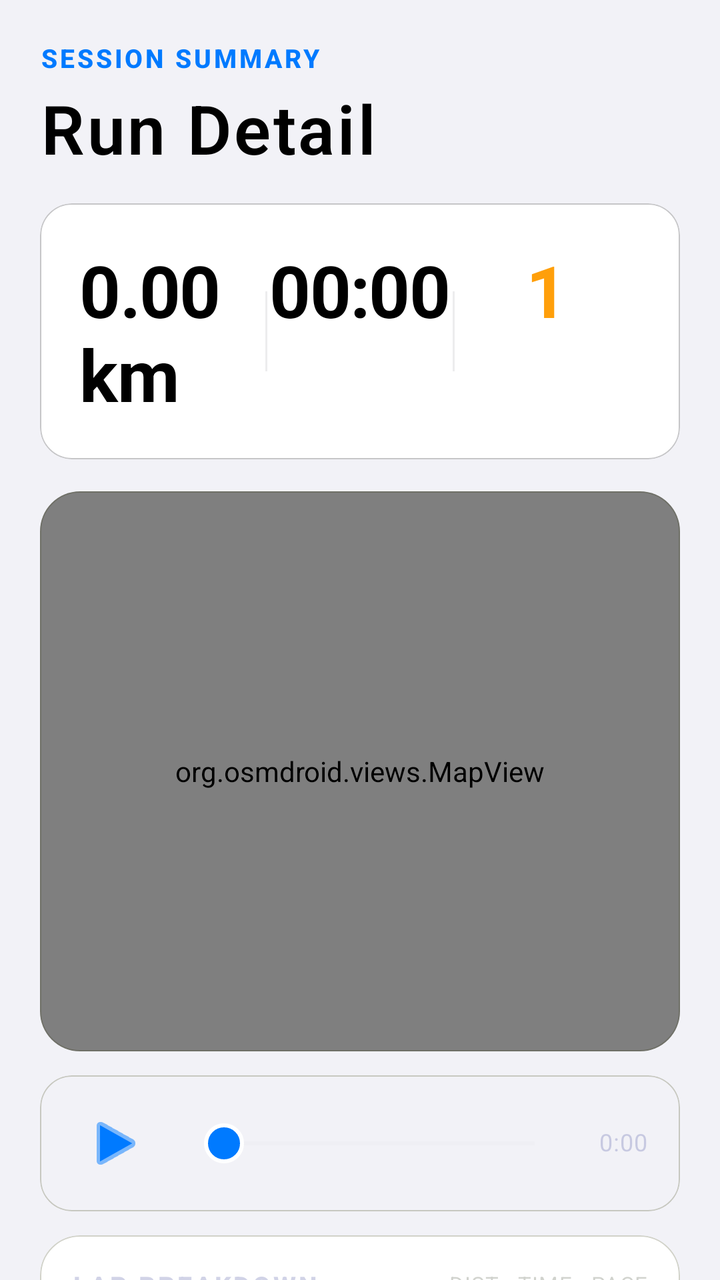
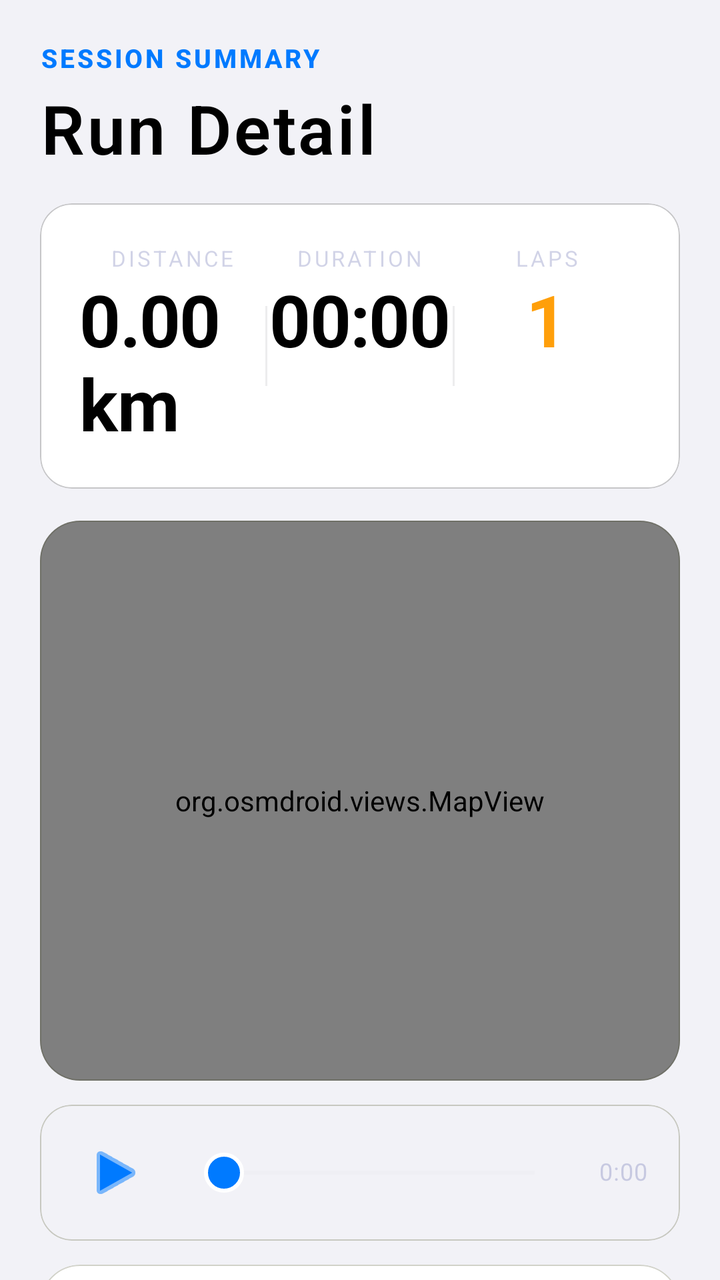

Compare the two renders of this Android layout. The source of the first and the diff that turns it into the second are given below.
<!-- AndroidManifest.xml: application theme Theme.ShameTracker -->
<!-- res/layout/fragment_session_detail.xml -->
<?xml version="1.0" encoding="utf-8"?>
<androidx.core.widget.NestedScrollView
    xmlns:android="http://schemas.android.com/apk/res/android"
    xmlns:app="http://schemas.android.com/apk/res-auto"
    xmlns:tools="http://schemas.android.com/tools"
    android:layout_width="match_parent"
    android:layout_height="match_parent"
    android:background="@color/background"
    android:fillViewport="true"
    android:clipToPadding="false"
    android:paddingBottom="32dp">

    <androidx.constraintlayout.widget.ConstraintLayout
        android:layout_width="match_parent"
        android:layout_height="wrap_content"
        android:paddingHorizontal="20dp"
        android:paddingTop="20dp">

        
        <LinearLayout
            android:id="@+id/headerDetail"
            android:layout_width="match_parent"
            android:layout_height="wrap_content"
            android:orientation="vertical"
            app:layout_constraintTop_toTopOf="parent"
            app:layout_constraintStart_toStartOf="parent"
            app:layout_constraintEnd_toEndOf="parent">

            <TextView
                android:layout_width="wrap_content"
                android:layout_height="wrap_content"
                style="@style/TextAppearance.ShameTracker.SectionTitle"
                android:text="SESSION SUMMARY"
                android:textColor="@color/system_blue" />

            <TextView
                android:id="@+id/tvDetailTitle"
                android:layout_width="wrap_content"
                android:layout_height="wrap_content"
                android:text="Run Detail"
                style="@style/TextAppearance.ShameTracker.LargeTitle"
                android:layout_marginTop="8dp" />
        </LinearLayout>

        
        <com.google.android.material.card.MaterialCardView
            android:id="@+id/cardMetrics"
            android:layout_width="match_parent"
            android:layout_height="wrap_content"
            android:layout_marginTop="16dp"
            style="@style/Widget.ShameTracker.SectionCard"
            app:layout_constraintTop_toBottomOf="@id/headerDetail"
            app:layout_constraintStart_toStartOf="parent"
            app:layout_constraintEnd_toEndOf="parent">

            <LinearLayout
                android:layout_width="match_parent"
                android:layout_height="wrap_content"
                android:orientation="vertical"
                android:padding="20dp">

                
                <LinearLayout
                    android:layout_width="match_parent"
                    android:layout_height="wrap_content"
                    android:orientation="horizontal"
                    android:baselineAligned="false"
                    android:weightSum="3">

                    
                    <LinearLayout
                        android:layout_width="0dp"
                        android:layout_height="wrap_content"
                        android:layout_weight="1"
                        android:orientation="vertical"
                        android:gravity="center">

                        <TextView
                            style="@style/TextAppearance.ShameTracker.MetricLabel"
                            android:text="DISTANCE" />

                        <TextView
                            android:id="@+id/tvDetailDistance"
                            android:layout_width="wrap_content"
                            android:layout_height="wrap_content"
                            android:text="0.00 km"
                            style="@style/TextAppearance.ShameTracker.LargeMetric"
                            android:layout_marginTop="4dp" />
                    </LinearLayout>

                    
                    <View
                        android:layout_width="1dp"
                        android:layout_height="40dp"
                        android:layout_gravity="center_vertical"
                        android:background="@color/separator_opaque"
                        android:alpha="0.3" />

                    
                    <LinearLayout
                        android:layout_width="0dp"
                        android:layout_height="wrap_content"
                        android:layout_weight="1"
                        android:orientation="vertical"
                        android:gravity="center">

                        <TextView
                            style="@style/TextAppearance.ShameTracker.MetricLabel"
                            android:text="DURATION" />

                        <TextView
                            android:id="@+id/tvDetailDuration"
                            android:layout_width="wrap_content"
                            android:layout_height="wrap_content"
                            android:text="00:00"
                            style="@style/TextAppearance.ShameTracker.LargeMetric"
                            android:layout_marginTop="4dp" />
                    </LinearLayout>

                    
                    <View
                        android:layout_width="1dp"
                        android:layout_height="40dp"
                        android:layout_gravity="center_vertical"
                        android:background="@color/separator_opaque"
                        android:alpha="0.3" />

                    
                    <LinearLayout
                        android:layout_width="0dp"
                        android:layout_height="wrap_content"
                        android:layout_weight="1"
                        android:orientation="vertical"
                        android:gravity="center">

                        <TextView
                            style="@style/TextAppearance.ShameTracker.MetricLabel"
                            android:text="LAPS" />

                        <TextView
                            android:id="@+id/tvDetailLaps"
                            android:layout_width="wrap_content"
                            android:layout_height="wrap_content"
                            android:text="1"
                            style="@style/TextAppearance.ShameTracker.LargeMetric"
                            android:textColor="@color/system_orange"
                            android:layout_marginTop="4dp" />
                    </LinearLayout>

                </LinearLayout>

                
                <TextView
                    android:id="@+id/tvDetailStats"
                    android:layout_width="match_parent"
                    android:layout_height="wrap_content"
                    android:visibility="gone" />
            </LinearLayout>
        </com.google.android.material.card.MaterialCardView>

        
        <com.google.android.material.card.MaterialCardView
            android:id="@+id/cardMapContainer"
            android:layout_width="match_parent"
            android:layout_height="280dp"
            android:layout_marginTop="16dp"
            style="@style/Widget.ShameTracker.GlassCard"
            app:layout_constraintTop_toBottomOf="@id/cardMetrics"
            app:layout_constraintStart_toStartOf="parent"
            app:layout_constraintEnd_toEndOf="parent">

            <org.osmdroid.views.MapView
                android:id="@+id/mapView"
                android:layout_width="match_parent"
                android:layout_height="match_parent" />
        </com.google.android.material.card.MaterialCardView>

        
        <com.google.android.material.card.MaterialCardView
            android:id="@+id/replayControls"
            android:layout_width="match_parent"
            android:layout_height="wrap_content"
            android:layout_marginTop="12dp"
            style="@style/Widget.ShameTracker.GlassCard.Subtle"
            app:layout_constraintTop_toBottomOf="@id/cardMapContainer"
            app:layout_constraintStart_toStartOf="parent"
            app:layout_constraintEnd_toEndOf="parent">

            <LinearLayout
                android:layout_width="match_parent"
                android:layout_height="wrap_content"
                android:orientation="horizontal"
                android:gravity="center_vertical"
                android:paddingHorizontal="16dp"
                android:paddingVertical="12dp">

                <ImageButton
                    android:id="@+id/btnReplayPlay"
                    android:layout_width="44dp"
                    android:layout_height="44dp"
                    android:background="@android:color/transparent"
                    android:src="@android:drawable/ic_media_play"
                    android:contentDescription="Play replay"
                    android:scaleType="centerInside"
                    android:tint="@color/system_blue" />

                <SeekBar
                    android:id="@+id/seekReplay"
                    android:layout_width="0dp"
                    android:layout_height="wrap_content"
                    android:layout_weight="1"
                    android:layout_marginHorizontal="16dp"
                    android:thumb="@drawable/seekbar_thumb"
                    android:progressTint="@color/system_blue"
                    android:progressBackgroundTint="@color/system_gray5" />

                <TextView
                    android:id="@+id/tvReplayTime"
                    android:layout_width="wrap_content"
                    android:layout_height="wrap_content"
                    style="@style/TextAppearance.ShameTracker.Caption1"
                    android:textColor="@color/label_tertiary"
                    android:text="0:00" />
            </LinearLayout>
        </com.google.android.material.card.MaterialCardView>

        
        <com.google.android.material.card.MaterialCardView
            android:id="@+id/bottomPanel"
            android:layout_width="match_parent"
            android:layout_height="wrap_content"
            android:layout_marginTop="12dp"
            android:minHeight="200dp"
            style="@style/Widget.ShameTracker.GlassCard"
            app:layout_constraintTop_toBottomOf="@id/replayControls"
            app:layout_constraintStart_toStartOf="parent"
            app:layout_constraintEnd_toEndOf="parent"
            app:layout_constraintBottom_toBottomOf="parent">

            <LinearLayout
                android:layout_width="match_parent"
                android:layout_height="match_parent"
                android:orientation="vertical"
                android:padding="16dp">

            <LinearLayout
                android:layout_width="match_parent"
                android:layout_height="wrap_content"
                android:orientation="horizontal"
                android:gravity="center_vertical"
                android:layout_marginBottom="12dp">

                <TextView
                    android:layout_width="0dp"
                    android:layout_height="wrap_content"
                    android:layout_weight="1"
                    style="@style/TextAppearance.ShameTracker.SectionTitle"
                    android:text="LAP BREAKDOWN" />

                <TextView
                    android:layout_width="wrap_content"
                    android:layout_height="wrap_content"
                    style="@style/TextAppearance.ShameTracker.Caption2"
                    android:text="DIST · TIME · PACE" />
            </LinearLayout>

            <androidx.recyclerview.widget.RecyclerView
                android:id="@+id/rvDetailLaps"
                android:layout_width="match_parent"
                android:layout_height="wrap_content"
                android:clipToPadding="false"
                android:paddingBottom="8dp" />
            </LinearLayout>
        </com.google.android.material.card.MaterialCardView>

    </androidx.constraintlayout.widget.ConstraintLayout>
</androidx.core.widget.NestedScrollView>
<!-- resources referenced by this layout -->
<resources>
  <color name="background">@color/system_grouped_background</color>
  <color name="label_tertiary">#3C3C4399</color>
  <color name="separator_opaque">#C6C6C8</color>
  <color name="system_blue">#007AFF</color>
  <color name="system_gray5">#E5E5EA</color>
  <color name="system_orange">#FF9F0A</color>
  <style name="TextAppearance.ShameTracker.Caption1" parent="TextAppearance.MaterialComponents.Caption">
          <item name="android:textSize">12sp</item>
          <item name="android:textColor">@color/label_tertiary</item>
          <item name="android:includeFontPadding">false</item>
      </style>
  <style name="TextAppearance.ShameTracker.Caption2" parent="TextAppearance.MaterialComponents.Caption">
          <item name="android:textSize">11sp</item>
          <item name="android:textColor">@color/label_quaternary</item>
          <item name="android:includeFontPadding">false</item>
      </style>
  <style name="TextAppearance.ShameTracker.MetricLabel" parent="TextAppearance.MaterialComponents.Caption">
          <item name="android:textSize">11sp</item>
          <item name="android:textColor">@color/label_tertiary</item>
          <item name="android:textAllCaps">true</item>
          <item name="android:letterSpacing">0.12</item>
      </style>
  <style name="Widget.ShameTracker.GlassCard.Subtle" parent="Widget.ShameTracker.GlassCard">
          <item name="cardCornerRadius">16dp</item>
          <item name="cardBackgroundColor">@color/glass_card_surface_subtle</item>
          <item name="strokeColor">@color/glass_border_subtle</item>
          <item name="strokeWidth">0.5dp</item>
      </style>
  <color name="system_grouped_background">#F2F2F7</color>
  <color name="label_quaternary">#3C3C432E</color>
  <color name="label_primary">#000000</color>
  <color name="glass_card_surface">#FFFFFF</color>
  <color name="glass_border">#3C3C431A</color>
  <color name="glass_card_surface_subtle">#F2F2F7</color>
  <color name="glass_border_subtle">#3C3C430D</color>
  <color name="secondary_system_grouped_background">#FFFFFF</color>
  <color name="primary">@color/system_blue</color>
  <color name="primary_variant">@color/system_blue_dark</color>
  <color name="on_primary">#FFFFFF</color>
  <color name="accent">@color/system_orange</color>
  <color name="accent_light">@color/system_orange_light</color>
  <color name="error">@color/system_red</color>
  <color name="surface">@color/system_background</color>
  <color name="surface_variant">@color/secondary_system_background</color>
  <color name="on_surface">@color/label_primary</color>
  <color name="on_surface_medium">@color/label_secondary</color>
  <!-- drawable bg_light_canvas (drawable) -->
  <?xml version="1.0" encoding="utf-8"?>
  <shape xmlns:android="http://schemas.android.com/apk/res/android"
      android:shape="rectangle">
      <gradient
          android:type="linear"
          android:angle="315"
          android:startColor="#EFF6FF"
          android:centerColor="#F8FAFF"
          android:endColor="#EEF2FF" />
  </shape>
  <color name="label_secondary">#3C3C43</color>
  <style name="ShapeAppearance.ShameTracker.Small" parent="ShapeAppearance.MaterialComponents.SmallComponent">
          <item name="cornerFamily">rounded</item>
          <item name="cornerSize">8dp</item>
      </style>
  <style name="ShapeAppearance.ShameTracker.Medium" parent="ShapeAppearance.MaterialComponents.MediumComponent">
          <item name="cornerFamily">rounded</item>
          <item name="cornerSize">16dp</item>
      </style>
  <style name="ShapeAppearance.ShameTracker.Large" parent="ShapeAppearance.MaterialComponents.LargeComponent">
          <item name="cornerFamily">rounded</item>
          <item name="cornerSize">24dp</item>
      </style>
  <color name="system_blue_dark">#0051D5</color>
  <color name="system_orange_light">#FFB340</color>
  <color name="system_red">#FF3B30</color>
  <color name="system_background">#FFFFFF</color>
  <color name="secondary_system_background">#F2F2F7</color>
  <!-- unchanged entries left out for length: 7 -->
</resources>

<!-- the commit's change to res/layout/fragment_session_detail.xml (unified diff, before → after) -->
@@ -76,6 +76,8 @@
                         android:gravity="center">
 
                         <TextView
+                            android:layout_width="wrap_content"
+                            android:layout_height="wrap_content"
                             style="@style/TextAppearance.ShameTracker.MetricLabel"
                             android:text="DISTANCE" />
 
@@ -105,6 +107,8 @@
                         android:gravity="center">
 
                         <TextView
+                            android:layout_width="wrap_content"
+                            android:layout_height="wrap_content"
                             style="@style/TextAppearance.ShameTracker.MetricLabel"
                             android:text="DURATION" />
 
@@ -134,6 +138,8 @@
                         android:gravity="center">
 
                         <TextView
+                            android:layout_width="wrap_content"
+                            android:layout_height="wrap_content"
                             style="@style/TextAppearance.ShameTracker.MetricLabel"
                             android:text="LAPS" />
 
